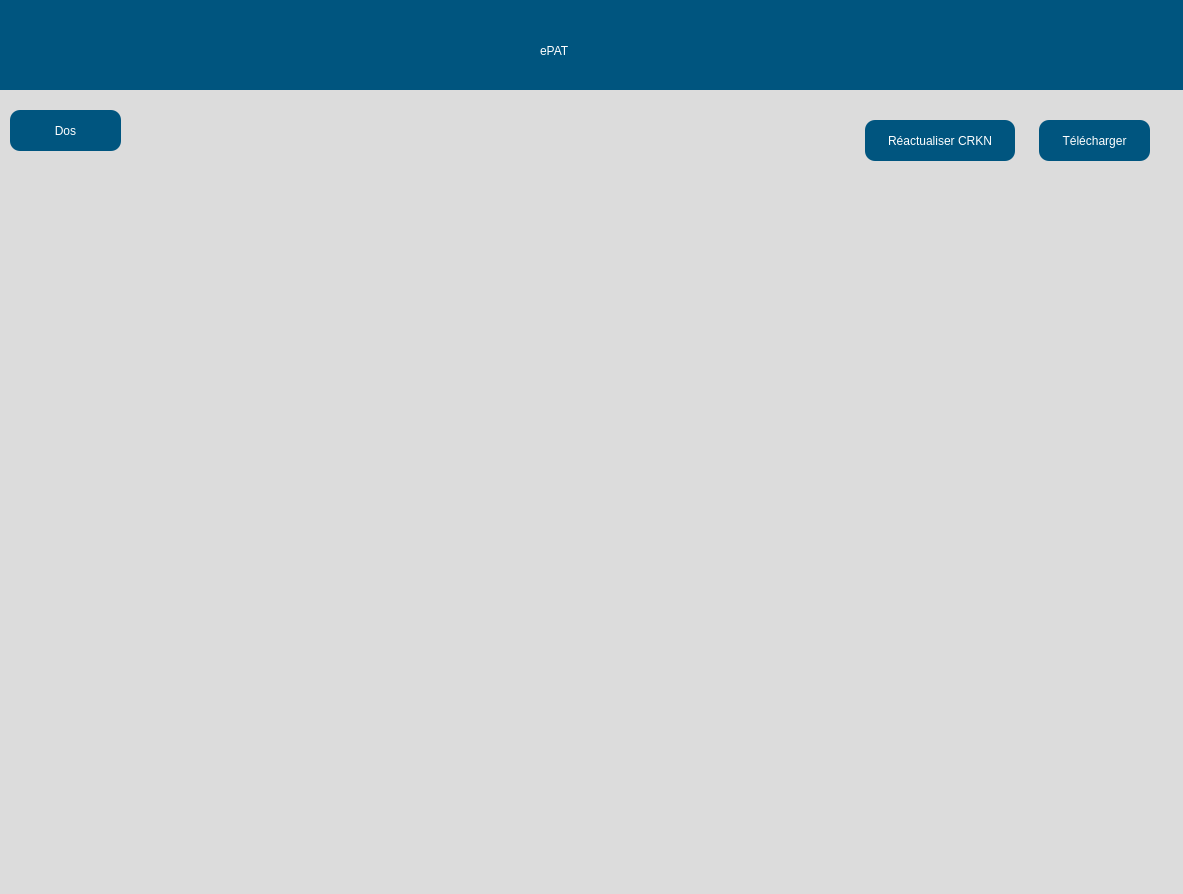
The window that src/user_interface/french_settingsPage.ui (eppenney/eBook-Perpetual-Access-Rights-Tracker) describes before a commit, drawn with Qt 5.
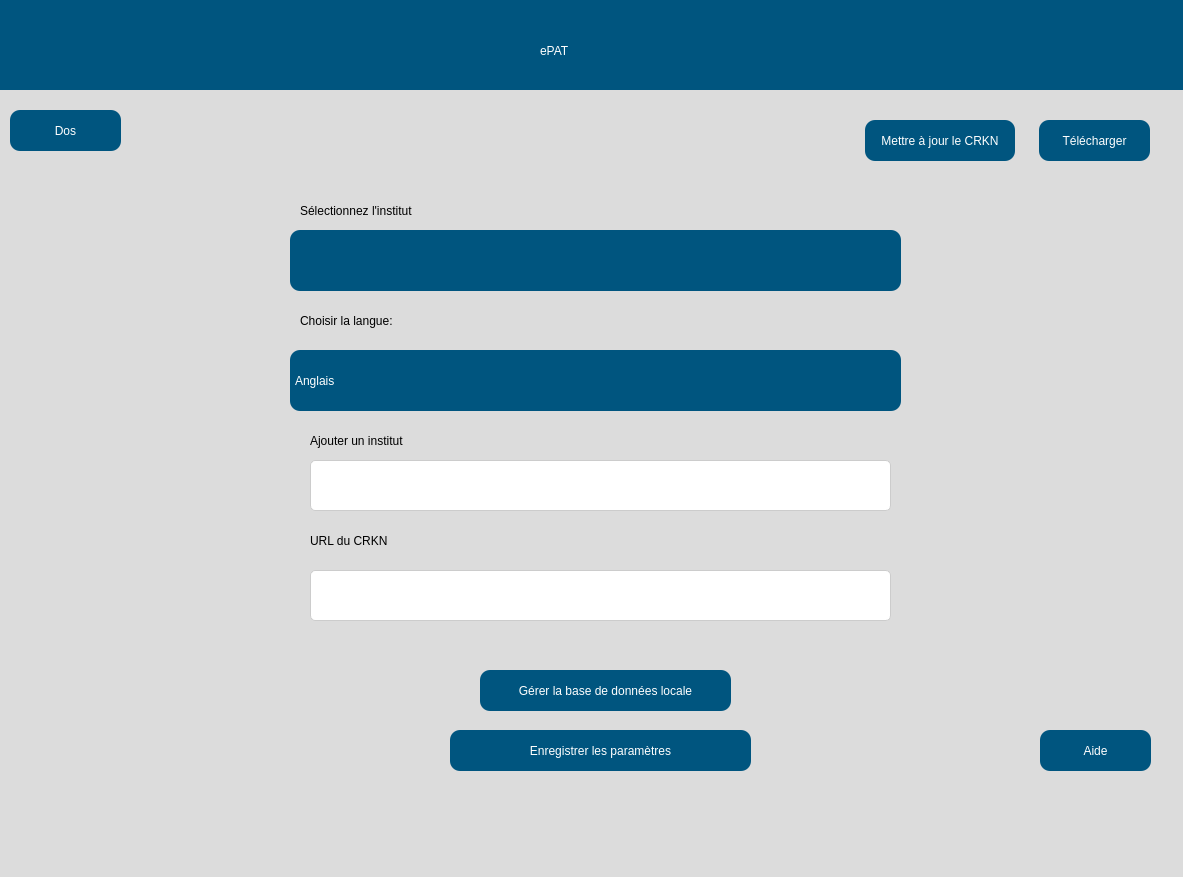
The same window after the commit. Icons and pictures are not drawn.

Commit message: Pulled Dilraj's code in and fixed french-english troubles by refreshing singleton classes and reloading settings page

```diff
--- a/src/user_interface/french_settingsPage.ui
+++ b/src/user_interface/french_settingsPage.ui
@@ -7,7 +7,7 @@
     <x>0</x>
     <y>0</y>
     <width>1183</width>
-    <height>894</height>
+    <height>877</height>
    </rect>
   </property>
   <property name="windowTitle">
@@ -150,7 +150,340 @@
         </string>
     </property>
     <property name="text">
-     <string>Réactualiser CRKN</string>
+     <string>Mettre à jour le CRKN</string>
+    </property>
+   </widget>
+   <widget class="QLabel" name="UniversityLabel_5">
+    <property name="geometry">
+     <rect>
+      <x>310</x>
+      <y>190</y>
+      <width>151</width>
+      <height>41</height>
+     </rect>
+    </property>
+    <property name="styleSheet">
+     <string notr="true">font: 75 14pt &quot;Arial&quot;;
+color: rgb(0, 0, 0);</string>
+    </property>
+    <property name="text">
+     <string>Sélectionnez l'institut</string>
+    </property>
+   </widget>
+   <widget class="QComboBox" name="instituteSelection">
+    <property name="geometry">
+     <rect>
+      <x>300</x>
+      <y>230</y>
+      <width>611</width>
+      <height>61</height>
+     </rect>
+    </property>
+    <property name="styleSheet">
+     <string notr="true">/* Styling for the QComboBox */
+QComboBox {
+    font: 75 16pt &quot;Arial&quot;;
+    background-color: rgb(0, 85, 127);
+    border-radius: 10px;
+    color: rgb(255, 255, 255);
+}
+
+/* Styling for the QComboBox when hovered */
+QComboBox:hover {
+    background-color: rgb(0, 75, 117); /* Slightly darker color when hovered */
+}
+
+/* Styling for the QComboBox when the dropdown is activated */
+QComboBox::drop-down {
+    subcontrol-origin: padding;
+    subcontrol-position: right center;
+    width: 15px;
+    border-left-width: 0px;
+    border-left-color: darkgray;
+    border-left-style: solid; /* just a single line */
+    border-top-right-radius: 10px; /* same radius as the QComboBox */
+    border-bottom-right-radius: 10px; /* same radius as the QComboBox */
+}
+
+/* Styling for the QComboBox when the dropdown button is pressed */
+QComboBox::down-arrow {
+                image: url(resources/dropdown_icon.png);
+                width: 21px;
+                height: 15px;
+                padding-right: 15px;
+            }</string>
+    </property>
+   </widget>
+   <widget class="QLabel" name="UniversityLabel_6">
+    <property name="geometry">
+     <rect>
+      <x>320</x>
+      <y>420</y>
+      <width>151</width>
+      <height>41</height>
+     </rect>
+    </property>
+    <property name="styleSheet">
+     <string notr="true">font: 75 14pt &quot;Arial&quot;;
+color: rgb(0, 0, 0);</string>
+    </property>
+    <property name="text">
+     <string>Ajouter un institut</string>
+    </property>
+   </widget>
+   <widget class="QLabel" name="UniversityLabel_7">
+    <property name="geometry">
+     <rect>
+      <x>310</x>
+      <y>300</y>
+      <width>151</width>
+      <height>41</height>
+     </rect>
+    </property>
+    <property name="styleSheet">
+     <string notr="true">font: 75 14pt &quot;Arial&quot;;
+color: rgb(0, 0, 0);</string>
+    </property>
+    <property name="text">
+     <string>Choisir la langue:</string>
+    </property>
+   </widget>
+   <widget class="QComboBox" name="languageSetting">
+    <property name="geometry">
+     <rect>
+      <x>300</x>
+      <y>350</y>
+      <width>611</width>
+      <height>61</height>
+     </rect>
+    </property>
+    <property name="styleSheet">
+     <string notr="true">/* Styling for the QComboBox */
+QComboBox {
+    font: 75 16pt &quot;Arial&quot;;
+    background-color: rgb(0, 85, 127);
+    border-radius: 10px;
+    color: rgb(255, 255, 255);
+}
+
+/* Styling for the QComboBox when hovered */
+QComboBox:hover {
+    background-color: rgb(0, 75, 117); /* Slightly darker color when hovered */
+}
+
+/* Styling for the QComboBox when the dropdown is activated */
+QComboBox::drop-down {
+    subcontrol-origin: padding;
+    subcontrol-position: right center;
+    width: 15px;
+    border-left-width: 0px;
+    border-left-color: darkgray;
+    border-left-style: solid; /* just a single line */
+    border-top-right-radius: 10px; /* same radius as the QComboBox */
+    border-bottom-right-radius: 10px; /* same radius as the QComboBox */
+}
+
+/* Styling for the QComboBox when the dropdown button is pressed */
+QComboBox::down-arrow {
+                image: url(resources/dropdown_icon.png);
+                width: 21px;
+                height: 15px;
+                padding-right: 15px;
+            }</string>
+    </property>
+    <item>
+     <property name="text">
+      <string>Anglais</string>
+     </property>
+    </item>
+    <item>
+     <property name="text">
+      <string>Français</string>
+     </property>
+    </item>
+   </widget>
+   <widget class="QLabel" name="UniversityLabel_8">
+    <property name="geometry">
+     <rect>
+      <x>320</x>
+      <y>520</y>
+      <width>151</width>
+      <height>41</height>
+     </rect>
+    </property>
+    <property name="styleSheet">
+     <string notr="true">font: 75 14pt &quot;Arial&quot;;
+color: rgb(0, 0, 0);</string>
+    </property>
+    <property name="text">
+     <string>URL du CRKN</string>
+    </property>
+   </widget>
+   <widget class="QPushButton" name="saveSettings">
+    <property name="geometry">
+     <rect>
+      <x>460</x>
+      <y>730</y>
+      <width>301</width>
+      <height>41</height>
+     </rect>
+    </property>
+    <property name="styleSheet">
+     <string notr="true">
+            QPushButton {
+                font: 75 16pt &quot;Arial&quot;;
+                background-color: rgb(0, 85, 127);
+                border-radius: 10px;
+                color: rgb(255, 255, 255);
+            }
+
+            QPushButton:hover {
+                background-color: rgb(0, 75, 117); /* Slightly darker color when hovered */
+            }
+
+            QPushButton:pressed {
+                background-color: rgb(0, 65, 107); /* Even darker color when clicked */
+            }
+            QPushButton:disabled {
+                background-color: rgb(180, 180, 180); /* Grey color for disabled state */
+                color: rgb(120, 120, 120); /* Darker text color for disabled state */
+            }
+        </string>
+    </property>
+    <property name="text">
+     <string>Enregistrer les paramètres</string>
+    </property>
+   </widget>
+   <widget class="QPushButton" name="helpButton">
+    <property name="geometry">
+     <rect>
+      <x>1050</x>
+      <y>730</y>
+      <width>111</width>
+      <height>41</height>
+     </rect>
+    </property>
+    <property name="styleSheet">
+     <string notr="true">
+            QPushButton {
+                font: 75 16pt &quot;Arial&quot;;
+                background-color: rgb(0, 85, 127);
+                border-radius: 10px;
+                color: rgb(255, 255, 255);
+            }
+
+            QPushButton:hover {
+                background-color: rgb(0, 75, 117); /* Slightly darker color when hovered */
+            }
+
+            QPushButton:pressed {
+                background-color: rgb(0, 65, 107); /* Even darker color when clicked */
+            }
+        </string>
+    </property>
+    <property name="text">
+     <string>Aide</string>
+    </property>
+   </widget>
+   <widget class="QTextEdit" name="crknURL">
+    <property name="geometry">
+     <rect>
+      <x>320</x>
+      <y>570</y>
+      <width>581</width>
+      <height>51</height>
+     </rect>
+    </property>
+    <property name="styleSheet">
+     <string notr="true">/* Styling for QTextEdit */
+QTextEdit {
+    font-family: Arial, sans-serif;
+    font-size: 14px;
+    color: #333; /* Text color */
+    background-color: #fff; /* Background color */
+    border: 1px solid #ccc; /* Border color */
+    border-radius: 5px; /* Border radius */
+    padding: 8px; /* Padding inside the QTextEdit */
+}
+
+/* Styling for QTextEdit when it's focused */
+QTextEdit:focus {
+    border: 1px solid #4d90fe; /* Focused border color */
+    outline: none; /* Remove default focus outline */
+}
+
+/* Styling for QTextEdit when hovered */
+QTextEdit:hover {
+    border: 1px solid #999; /* Border color on hover */
+}</string>
+    </property>
+   </widget>
+   <widget class="QPushButton" name="manageDatabase">
+    <property name="geometry">
+     <rect>
+      <x>490</x>
+      <y>670</y>
+      <width>251</width>
+      <height>41</height>
+     </rect>
+    </property>
+    <property name="styleSheet">
+     <string notr="true">
+            QPushButton {
+                font: 75 16pt &quot;Arial&quot;;
+                background-color: rgb(0, 85, 127);
+                border-radius: 10px;
+                color: rgb(255, 255, 255);
+            }
+
+            QPushButton:hover {
+                background-color: rgb(0, 75, 117); /* Slightly darker color when hovered */
+            }
+
+            QPushButton:pressed {
+                background-color: rgb(0, 65, 107); /* Even darker color when clicked */
+            }
+            QPushButton:disabled {
+                background-color: rgb(180, 180, 180); /* Grey color for disabled state */
+                color: rgb(120, 120, 120); /* Darker text color for disabled state */
+            }
+        </string>
+    </property>
+    <property name="text">
+     <string>Gérer la base de données locale</string>
+    </property>
+   </widget>
+   <widget class="QTextEdit" name="addInstitute">
+    <property name="geometry">
+     <rect>
+      <x>320</x>
+      <y>460</y>
+      <width>581</width>
+      <height>51</height>
+     </rect>
+    </property>
+    <property name="styleSheet">
+     <string notr="true">/* Styling for QTextEdit */
+QTextEdit {
+    font-family: Arial, sans-serif;
+    font-size: 14px;
+    color: #333; /* Text color */
+    background-color: #fff; /* Background color */
+    border: 1px solid #ccc; /* Border color */
+    border-radius: 5px; /* Border radius */
+    padding: 8px; /* Padding inside the QTextEdit */
+}
+
+/* Styling for QTextEdit when it's focused */
+QTextEdit:focus {
+    border: 1px solid #4d90fe; /* Focused border color */
+    outline: none; /* Remove default focus outline */
+}
+
+/* Styling for QTextEdit when hovered */
+QTextEdit:hover {
+    border: 1px solid #999; /* Border color on hover */
+}</string>
     </property>
    </widget>
   </widget>
```
Left out of the diff: 11 changed lines with no effect on the pictures. The commit also changes 4 other files.
